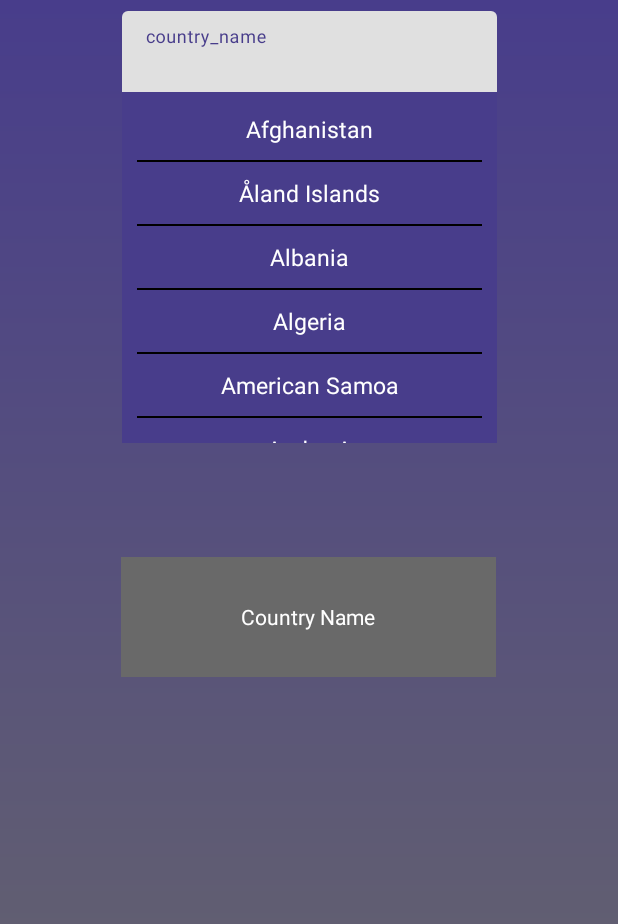
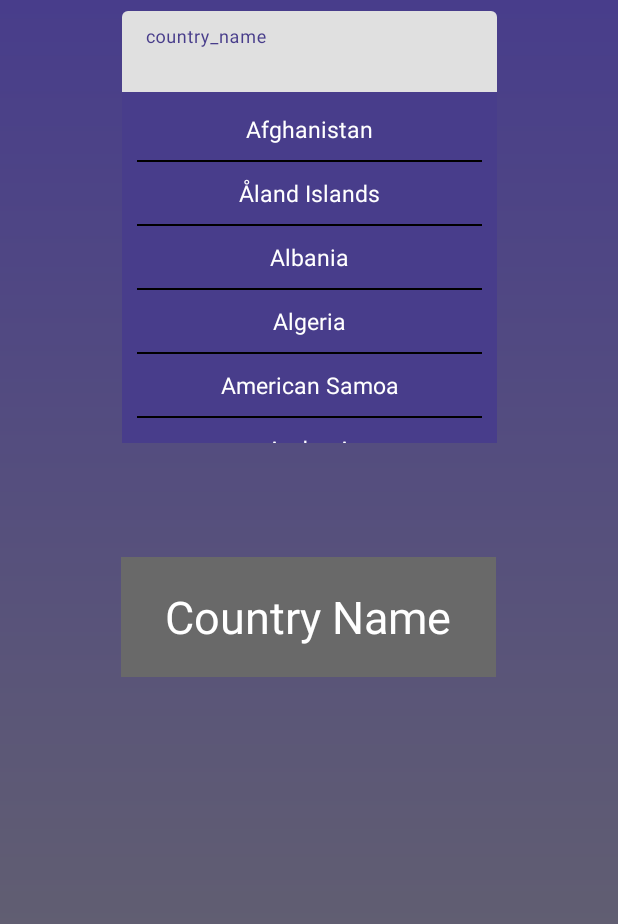
Before and after one commit to SameerHmedat/Seraching_Country, an Android app: the screen it shows after launch (MainActivity), on a phone screen of 412 x 824 dp. Shown: the top 924 px of the screen. Run offline under Robolectric (Android 15) with nearby library versions, the phone set to English and light mode, and no system bars.

Commit message:
textSize changed 30dp

```diff
--- a/app/src/main/res/layout/activity_main.xml
+++ b/app/src/main/res/layout/activity_main.xml
@@ -49,6 +49,7 @@
         android:layout_marginTop="76dp"
         android:gravity="center"
         android:text="Country Name"
+        android:textSize="30dp"
         android:background="@color/dimgray"
         android:textColor="@color/white"
         app:layout_constraintEnd_toEndOf="parent"
--- a/app/src/main/res/values/strings.xml
+++ b/app/src/main/res/values/strings.xml
@@ -1,5 +1,5 @@
 <resources>
-    <string name="app_name">Searching Application 21_6_2022</string>
+    <string name="app_name">Search App</string>
     <string name="country">Country</string>
     <string name="search_something">Search something</string>
     <string name="searchcity">searchcity</string>
```
